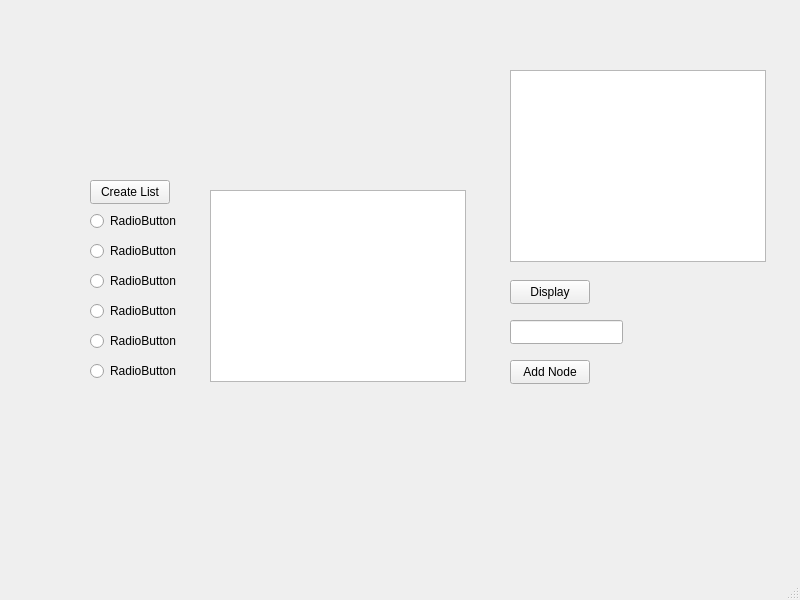
jng2019/GUI_LINKED_LIST, file mainwindow.ui: the form before one commit.
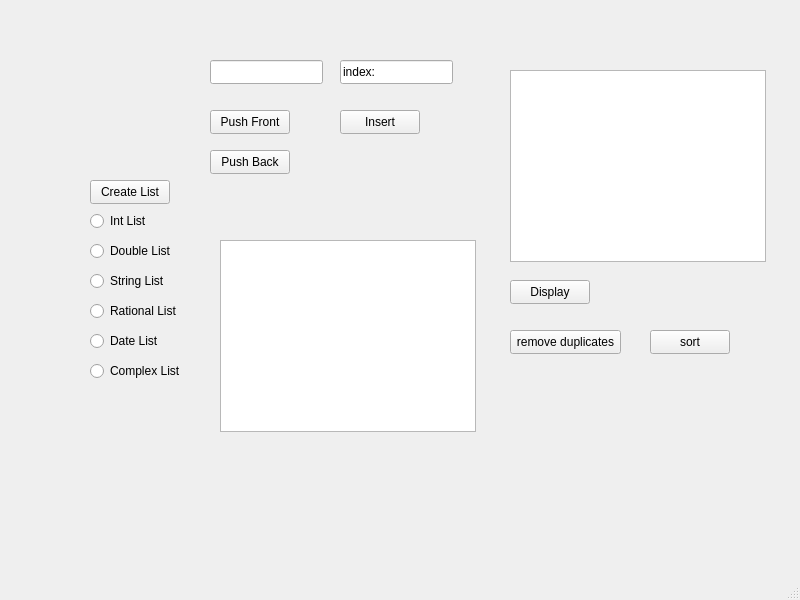
The form after the commit.

Commit message: Still need to fix adding linked lists to vector

Patch:
```diff
--- a/mainwindow.ui
+++ b/mainwindow.ui
@@ -17,14 +17,14 @@
    <widget class="QPushButton" name="pushButton">
     <property name="geometry">
      <rect>
-      <x>510</x>
-      <y>360</y>
+      <x>210</x>
+      <y>150</y>
       <width>80</width>
       <height>24</height>
      </rect>
     </property>
     <property name="text">
-     <string>Add Node</string>
+     <string>Push Back</string>
     </property>
    </widget>
    <widget class="QPushButton" name="pushButton_2">
@@ -50,7 +50,7 @@
      </rect>
     </property>
     <property name="text">
-     <string>RadioButton</string>
+     <string>Int List</string>
     </property>
    </widget>
    <widget class="QRadioButton" name="radioButton_2">
@@ -63,7 +63,7 @@
      </rect>
     </property>
     <property name="text">
-     <string>RadioButton</string>
+     <string>Double List</string>
     </property>
    </widget>
    <widget class="QRadioButton" name="radioButton_3">
@@ -76,7 +76,7 @@
      </rect>
     </property>
     <property name="text">
-     <string>RadioButton</string>
+     <string>String List</string>
     </property>
    </widget>
    <widget class="QRadioButton" name="radioButton_4">
@@ -89,7 +89,7 @@
      </rect>
     </property>
     <property name="text">
-     <string>RadioButton</string>
+     <string>Rational List</string>
     </property>
    </widget>
    <widget class="QRadioButton" name="radioButton_5">
@@ -102,7 +102,7 @@
      </rect>
     </property>
     <property name="text">
-     <string>RadioButton</string>
+     <string>Date List</string>
     </property>
    </widget>
    <widget class="QRadioButton" name="radioButton_6">
@@ -115,14 +115,14 @@
      </rect>
     </property>
     <property name="text">
-     <string>RadioButton</string>
+     <string>Complex List</string>
     </property>
    </widget>
    <widget class="QLineEdit" name="lineEdit">
     <property name="geometry">
      <rect>
-      <x>510</x>
-      <y>320</y>
+      <x>210</x>
+      <y>60</y>
       <width>113</width>
       <height>24</height>
      </rect>
@@ -151,11 +151,76 @@
      <string>Display</string>
     </property>
    </widget>
+   <widget class="QPushButton" name="pushButton_4">
+    <property name="geometry">
+     <rect>
+      <x>510</x>
+      <y>330</y>
+      <width>111</width>
+      <height>24</height>
+     </rect>
+    </property>
+    <property name="text">
+     <string>remove duplicates</string>
+    </property>
+   </widget>
+   <widget class="QPushButton" name="pushButton_5">
+    <property name="geometry">
+     <rect>
+      <x>340</x>
+      <y>110</y>
+      <width>80</width>
+      <height>24</height>
+     </rect>
+    </property>
+    <property name="text">
+     <string>Insert</string>
+    </property>
+   </widget>
+   <widget class="QLineEdit" name="lineEdit_2">
+    <property name="geometry">
+     <rect>
+      <x>340</x>
+      <y>60</y>
+      <width>113</width>
+      <height>24</height>
+     </rect>
+    </property>
+    <property name="text">
+     <string>index:</string>
+    </property>
+   </widget>
+   <widget class="QPushButton" name="pushButton_6">
+    <property name="geometry">
+     <rect>
+      <x>650</x>
+      <y>330</y>
+      <width>80</width>
+      <height>24</height>
+     </rect>
+    </property>
+    <property name="text">
+     <string>sort</string>
+    </property>
+   </widget>
+   <widget class="QPushButton" name="pushButton_7">
+    <property name="geometry">
+     <rect>
+      <x>210</x>
+      <y>110</y>
+      <width>80</width>
+      <height>24</height>
+     </rect>
+    </property>
+    <property name="text">
+     <string>Push Front</string>
+    </property>
+   </widget>
    <widget class="QListWidget" name="listWidget">
     <property name="geometry">
      <rect>
-      <x>210</x>
-      <y>190</y>
+      <x>220</x>
+      <y>240</y>
       <width>256</width>
       <height>192</height>
      </rect>
```
The commit also changes 3 other files.
